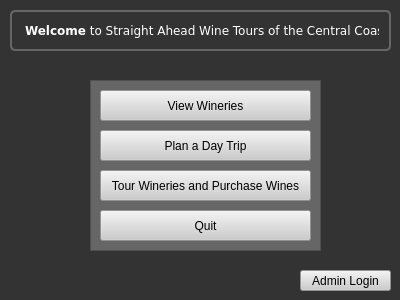
Before: the Qt Designer form mainwindow.ui in tyler949/CS1D-FirstPorject, drawn with Qt 5.
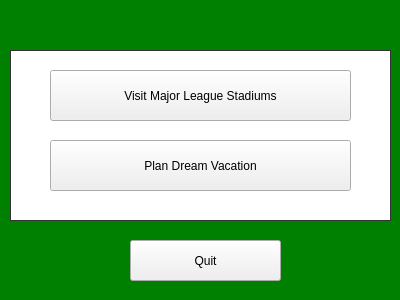
After: the same form once the commit is applied.

```diff
--- a/mainwindow.ui
+++ b/mainwindow.ui
@@ -14,158 +14,66 @@
    <string>Main Menu</string>
   </property>
   <property name="styleSheet">
-   <string notr="true">QMainWindow QPushButton{background-color: #ccc;}
-
-QMainWindow QPushButton:hover
+   <string notr="true">QMainWindow
 {
-background: #eee;
-cursor: pointer;
-  
+	background:green;
 }
-QMainWindow 
+#widget
 {
-background: #333;
-}
-MainWindow QPushButton {  border: 2px solid #666;border-radius: 5px;z-index:1000;}
-
-MainWindow  QPushButton#viewWineries
-{ 
-height:100px;
-}
- #label5
-{
-  font-family:verdana; 
-  padding:10px;
-display: block; 
-color:#fff;
-  border: 2px solid #666;border-radius: 5px;}
-
-
-QMainWindow #label_2
-{
-background:#000;
-padding:10px;
-}
-#columnView
-{z-index: 0; 
-background:#666;
-}  </string>
+background: #fff;
+border: 1px solid #333; 
+}</string>
   </property>
   <widget class="QWidget" name="centralWidget">
-   <widget class="QLabel" name="label5">
+   <widget class="QWidget" name="widget" native="true">
     <property name="geometry">
      <rect>
       <x>10</x>
-      <y>10</y>
+      <y>50</y>
       <width>381</width>
+      <height>171</height>
+     </rect>
+    </property>
+    <widget class="QPushButton" name="pushButton">
+     <property name="geometry">
+      <rect>
+       <x>40</x>
+       <y>20</y>
+       <width>301</width>
+       <height>51</height>
+      </rect>
+     </property>
+     <property name="text">
+      <string>Visit Major League Stadiums</string>
+     </property>
+    </widget>
+    <widget class="QPushButton" name="pushButton_2">
+     <property name="geometry">
+      <rect>
+       <x>40</x>
+       <y>90</y>
+       <width>301</width>
+       <height>51</height>
+      </rect>
+     </property>
+     <property name="text">
+      <string>Plan Dream Vacation</string>
+     </property>
+    </widget>
+   </widget>
+   <widget class="QPushButton" name="pushButton_3">
+    <property name="geometry">
+     <rect>
+      <x>130</x>
+      <y>240</y>
+      <width>151</width>
       <height>41</height>
      </rect>
     </property>
-    <property name="styleSheet">
-     <string notr="true">QMainWindow #label
-{
-  font-family:verdana;
-   
-  padding:10px;
-display: block; 
-  border: 2px solid #666;border-radius: 5px;}
-
-
-QMainWindow #label_2
-{
-background:#000;
-padding:10px;
-}</string>
-    </property>
-    <property name="text">
-     <string>  &lt;b&gt;Welcome&lt;/b&gt; to Straight Ahead Wine Tours of the Central Coast</string>
-    </property>
-   </widget>
-   <widget class="QPushButton" name="viewWineries">
-    <property name="geometry">
-     <rect>
-      <x>100</x>
-      <y>90</y>
-      <width>211</width>
-      <height>31</height>
-     </rect>
-    </property>
-    <property name="text">
-     <string>View Wineries</string>
-    </property>
-   </widget>
-   <widget class="QPushButton" name="planADayTrip">
-    <property name="geometry">
-     <rect>
-      <x>100</x>
-      <y>130</y>
-      <width>211</width>
-      <height>31</height>
-     </rect>
-    </property>
-    <property name="text">
-     <string>Plan a Day Trip</string>
-    </property>
-   </widget>
-   <widget class="QPushButton" name="tourAndPurchaseWines">
-    <property name="geometry">
-     <rect>
-      <x>100</x>
-      <y>170</y>
-      <width>211</width>
-      <height>31</height>
-     </rect>
-    </property>
-    <property name="text">
-     <string>Tour Wineries and Purchase Wines</string>
-    </property>
-   </widget>
-   <widget class="QPushButton" name="quit">
-    <property name="geometry">
-     <rect>
-      <x>100</x>
-      <y>210</y>
-      <width>211</width>
-      <height>31</height>
-     </rect>
-    </property>
     <property name="text">
      <string>Quit</string>
     </property>
    </widget>
-   <widget class="QColumnView" name="columnView">
-    <property name="geometry">
-     <rect>
-      <x>90</x>
-      <y>80</y>
-      <width>231</width>
-      <height>171</height>
-     </rect>
-    </property>
-    <property name="styleSheet">
-     <string notr="true"/>
-    </property>
-   </widget>
-   <widget class="QPushButton" name="AdminLogin">
-    <property name="geometry">
-     <rect>
-      <x>300</x>
-      <y>270</y>
-      <width>91</width>
-      <height>21</height>
-     </rect>
-    </property>
-    <property name="text">
-     <string>Admin Login</string>
-    </property>
-   </widget>
-   <zorder>columnView</zorder>
-   <zorder>label5</zorder>
-   <zorder>viewWineries</zorder>
-   <zorder>planADayTrip</zorder>
-   <zorder>tourAndPurchaseWines</zorder>
-   <zorder>quit</zorder>
-   <zorder>AdminLogin</zorder>
   </widget>
  </widget>
  <layoutdefault spacing="6" margin="11"/>
```
